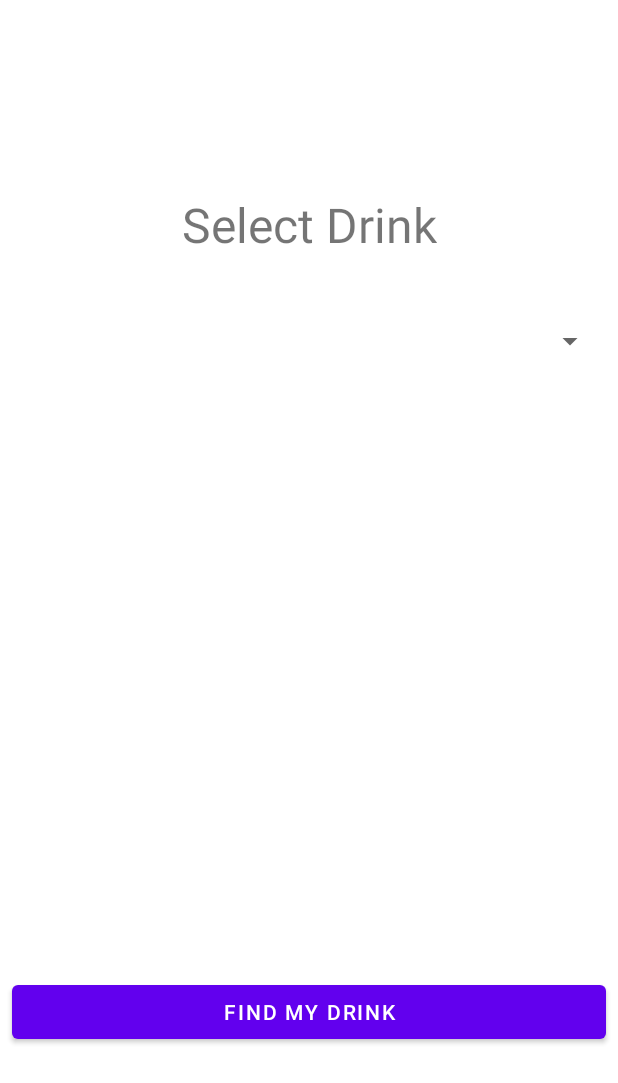
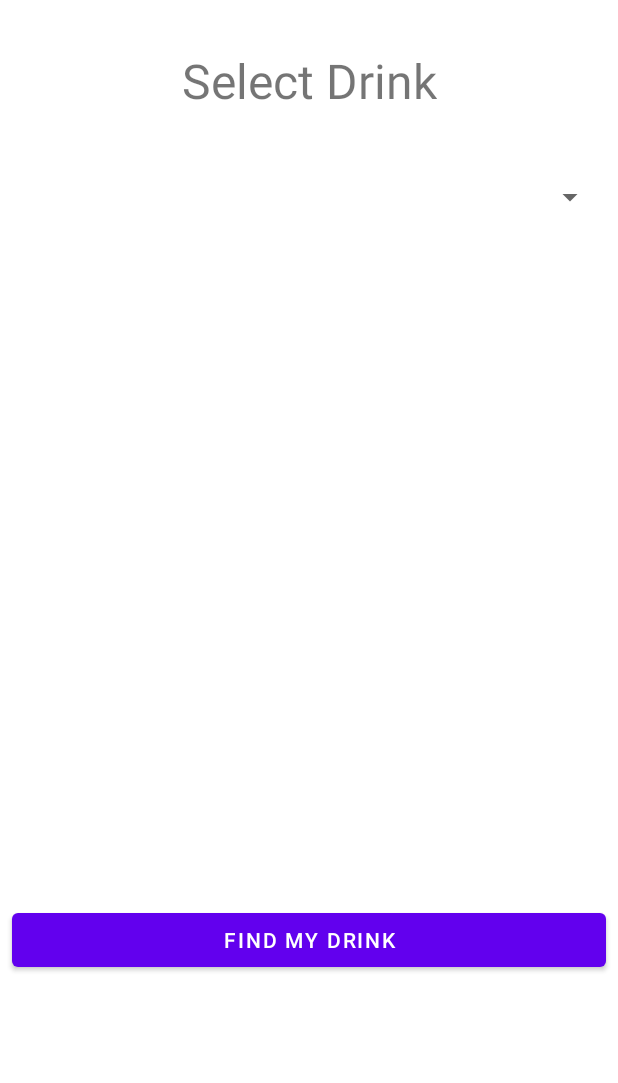
Before and after one commit to pdstu25/FindMyDrink, an Android app: the layout activity_main.xml on its own in the app's theme, with its tools: preview values and no code run, on a phone screen of 412 x 824 dp. Shown: the top 1083 px of the screen. Run offline under Robolectric (Android 15) with nearby library versions, the phone set to English and light mode, and no system bars.

Commit message:
Adjust constraint for selectDrink textview

```diff
--- a/app/src/main/res/layout/activity_main.xml
+++ b/app/src/main/res/layout/activity_main.xml
@@ -11,7 +11,7 @@
         android:layout_width="wrap_content"
         android:layout_height="wrap_content"
         android:layout_marginStart="8dp"
-        android:layout_marginTop="128dp"
+        android:layout_marginTop="32dp"
         android:layout_marginEnd="8dp"
         android:text="@string/select_drink"
         android:textSize="32sp"
```
